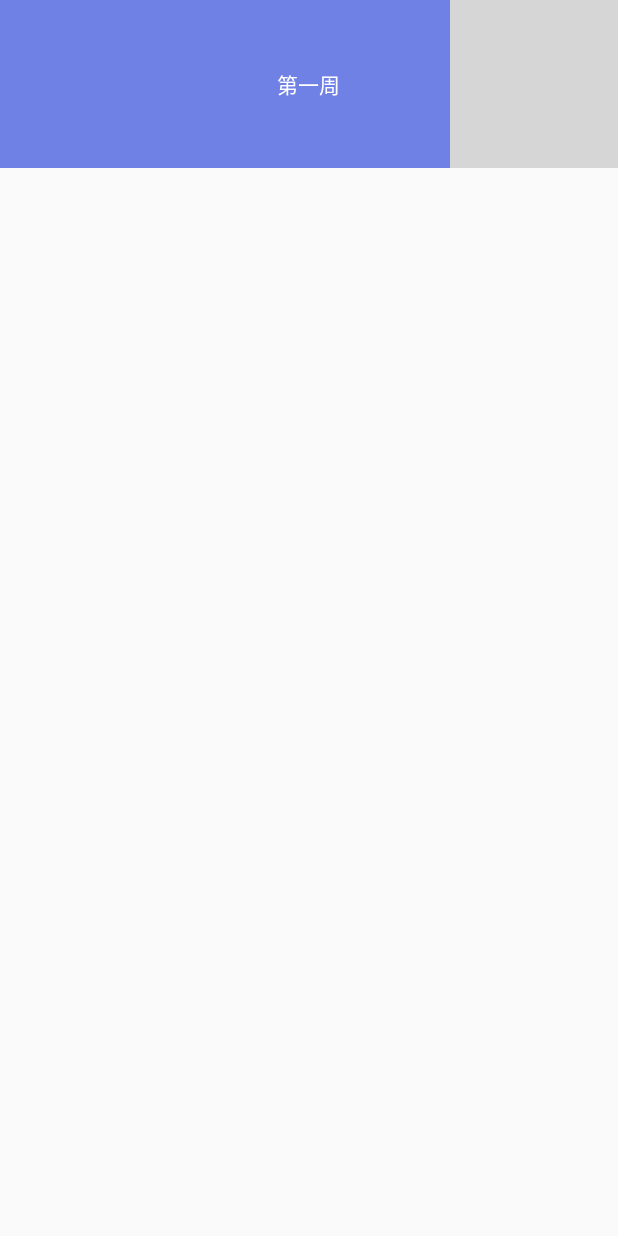
After one commit to AndreamApp/CqueueClient, an Android app: the layout table_week_picker.xml on its own in the app's theme, with its tools: preview values and no code run, on a phone screen of 412 x 824 dp. The commit adds this screen. Run offline under Robolectric (Android 15) with nearby library versions, the phone set to English and light mode, and no system bars; grey boxes are pictures that could not be loaded.

```diff
--- a/app/src/main/java/com/andreamapp/cqu/login/LoginActivity.java
+++ b/app/src/main/java/com/andreamapp/cqu/login/LoginActivity.java
@@ -85,8 +85,7 @@ public class LoginActivity extends AppCompatActivity{
         else{
             isLogining = true;
             showProgress(true);
-            mUserViewModel.fetch(studentNum, password);
-            mUserViewModel.getUser().observe(this, new Observer<User>() {
+            mUserViewModel.fetch(studentNum, password).observe(this, new Observer<User>() {
                 @Override
                 public void onChanged(@Nullable User user) {
                     Toast.makeText(LoginActivity.this, user.data.stunum, Toast.LENGTH_SHORT).show();
--- a/app/src/main/java/com/andreamapp/cqu/login/UserViewModel.java
+++ b/app/src/main/java/com/andreamapp/cqu/login/UserViewModel.java
@@ -14,11 +14,12 @@ import com.andreamapp.cqu.bean.User;
 public class UserViewModel extends ViewModel {
     private LiveData<User> user;
 
-    public void fetch(String studentNum, String password) {
+    LiveData<User> fetch(String studentNum, String password) {
         user = UserRepository.login(studentNum, password);
+        return this.user;
     }
 
-    public LiveData<User> getUser() {
+    LiveData<User> get() {
         return this.user;
     }
 }
--- /dev/null
+++ b/app/src/main/res/layout/table_week_picker.xml
@@ -0,0 +1,30 @@
+<?xml version="1.0" encoding="utf-8"?>
+<RelativeLayout xmlns:android="http://schemas.android.com/apk/res/android"
+    android:background="@color/colorAccent"
+    android:layout_width="match_parent"
+    android:layout_height="wrap_content">
+
+    <TextView
+        android:id="@+id/table_week_text"
+        android:layout_width="wrap_content"
+        android:layout_height="wrap_content"
+        android:layout_centerInParent="true"
+        android:padding="8dp"
+        android:textColor="@android:color/white"
+        android:clickable="true"
+        android:focusable="true"
+        android:background="@drawable/table_item_bg"
+        android:text="第一周" />
+
+    <ImageView
+        android:id="@+id/table_back_btn"
+        android:layout_width="wrap_content"
+        android:layout_height="wrap_content"
+        android:src="@mipmap/ic_back"
+        android:background="@drawable/table_item_bg"
+        android:layout_alignParentEnd="true"
+        android:padding="8dp"
+        android:clickable="true"
+        android:focusable="true" />
+
+</RelativeLayout>
--- a/app/src/main/res/values/styles.xml
+++ b/app/src/main/res/values/styles.xml
@@ -1,7 +1,7 @@
 <resources>
 
     <!-- Base application theme. -->
-    <style name="AppTheme" parent="Theme.AppCompat.Light.DarkActionBar">
+    <style name="AppTheme" parent="Theme.AppCompat.Light.NoActionBar">
         <!-- Customize your theme here. -->
         <item name="colorPrimary">@color/colorPrimary</item>
         <item name="colorPrimaryDark">@color/colorPrimaryDark</item>
```
Also changed, not shown: app/src/main/java/com/andreamapp/cqu/table/CourseIndex.java (+10 -2 lines), app/src/main/java/com/andreamapp/cqu/table/TableFragment.java (+100 -21 lines), app/src/main/java/com/andreamapp/cqu/table/TableRepository.java (+89 -0 lines), app/src/main/java/com/andreamapp/cqu/table/TableView.java (+20 -17 lines), app/src/main/java/com/andreamapp/cqu/table/TableViewModel.java (+31 -1 lines), app/src/main/java/com/andreamapp/cqu/table/TableWeekPicker.java (added, +30 -0 lines), app/src/main/res/layout/table_fragment.xml (+24 -4 lines), 1 other file.
